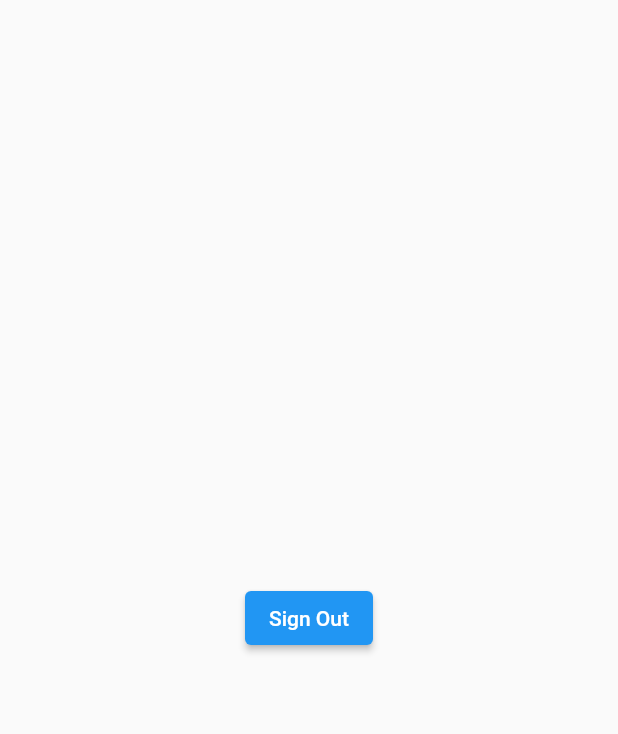
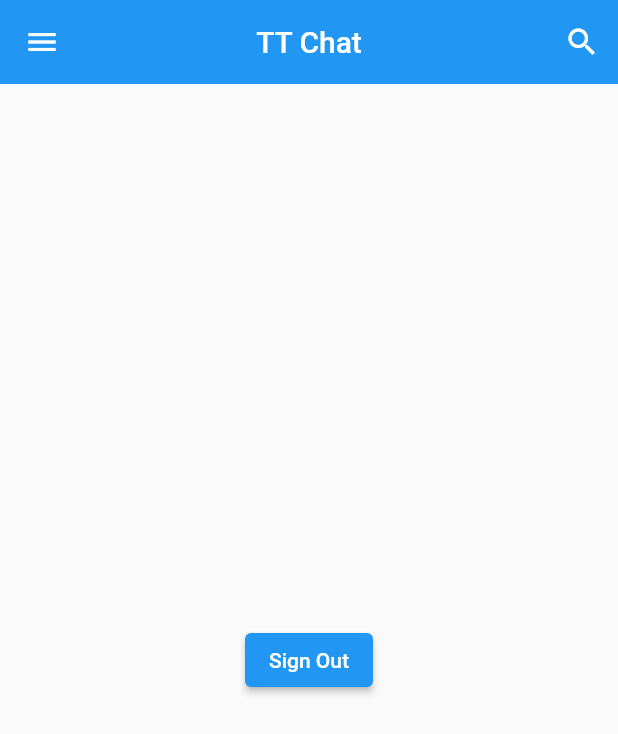
Before and after one commit to merajhossain028/group_chat_application, a Flutter app: the HomePage screen opened directly, on a phone screen of 412 x 824 dp. Shown: the top 734 px of the screen. Run offline on Flutter 3.47's test engine with Material 2 defaults, Android fonts, the phone set to English and light mode, and no system bars; our stand-ins replace cloud_firestore, firebase_auth, firebase_core, shared_preferences; accounts and stored records are empty.

Commit message:
home page ui

```diff
--- a/lib/helper/helper_function.dart
+++ b/lib/helper/helper_function.dart
@@ -29,4 +29,14 @@ class HelperFunction{
     SharedPreferences sf = await SharedPreferences.getInstance();
     return sf.getBool(userLoggedInKey);
   }
+
+  static Future <String?> getUserEmailFromStatus() async {
+    SharedPreferences sf = await SharedPreferences.getInstance();
+    return sf.getString(userEmailKey);
+  }
+
+  static Future <String?> getUserNameFromStatus() async {
+    SharedPreferences sf = await SharedPreferences.getInstance();
+    return sf.getString(userNameKey);
+  }
 }
--- a/lib/screens/auth/login_page.dart
+++ b/lib/screens/auth/login_page.dart
@@ -43,7 +43,7 @@ class _LoginPageState extends State<LoginPage> {
                         crossAxisAlignment: CrossAxisAlignment.center,
                         children: [
                           const Text(
-                            'Tecognize Training Group Chat',
+                            'TT Chat',
                             textAlign: TextAlign.center,
                             style: TextStyle(
                                 fontSize: 30,
--- a/lib/screens/auth/register_page.dart
+++ b/lib/screens/auth/register_page.dart
@@ -42,7 +42,7 @@ class _RegisterPageState extends State<RegisterPage> {
                         crossAxisAlignment: CrossAxisAlignment.center,
                         children: [
                           const Text(
-                            'Tecognize Training Group Chat',
+                            'TT Chat',
                             textAlign: TextAlign.center,
                             style: TextStyle(
                                 fontSize: 30,
--- a/lib/screens/home_page.dart
+++ b/lib/screens/home_page.dart
@@ -1,5 +1,10 @@
 import 'package:flutter/material.dart';
+import 'package:tt_group_chat/helper/helper_function.dart';
+import 'package:tt_group_chat/screens/auth/login_page.dart';
+import 'package:tt_group_chat/screens/profile_page.dart';
+import 'package:tt_group_chat/screens/search_page.dart';
 import 'package:tt_group_chat/service/auth_service.dart';
+import 'package:tt_group_chat/widgets/widgets.dart';
 
 class HomePage extends StatefulWidget {
   const HomePage({super.key});
@@ -9,15 +14,108 @@ class HomePage extends StatefulWidget {
 }
 
 class _HomePageState extends State<HomePage> {
+  String userName = '';
+  String email = '';
   AuthService authService = AuthService();
+
+  @override
+  void initState() {
+    // TODO: implement initState
+    super.initState();
+    gettingUserData();
+  }
+
+  gettingUserData() async {
+    await HelperFunction.getUserEmailFromStatus().then((value) {
+      setState(() {
+        email = value.toString();
+      });
+    });
+
+    await HelperFunction.getUserNameFromStatus().then((value) {
+      setState(() {
+        userName = value!;
+      });
+    });
+  }
+
   @override
   Widget build(BuildContext context) {
     return Scaffold(
+      appBar: AppBar(
+        actions: [
+          IconButton(
+              onPressed: () {
+                nextScreen(context, const SearchPage());
+              },
+              icon: const Icon(Icons.search)),
+        ],
+        elevation: 0,
+        centerTitle: true,
+        title: const Text(
+          'TT Chat',
+          style: TextStyle(
+            color: Colors.white,
+          ),
+        ),
+      ),
+      drawer: Drawer(
+        child: ListView(
+          padding: const EdgeInsets.symmetric(vertical: 50),
+          children: [
+            const Padding(
+              padding: EdgeInsets.symmetric(vertical: 8.0),
+              child: Icon(
+                Icons.account_circle,
+                size: 100,
+                color: Colors.grey,
+              ),
+            ),
+            Text(
+              userName,
+              textAlign: TextAlign.center,
+              style: const TextStyle(
+                fontSize: 20,
+                fontWeight: FontWeight.bold,
+              ),
+            ),
+            const SizedBox(
+              height: 30,
+            ),
+            const Divider(
+              height: 2,
+            ),
+            ListTile(
+              onTap: () {},
+              selectedColor: Theme.of(context).primaryColor,
+              selected: true,
+              leading: const Icon(Icons.group),
+              title: const Text('Groups'),
+            ),
+            ListTile(
+              onTap: () {
+                nextScreenReplace(context, const ProfilePage());
+              },
+              leading: const Icon(Icons.person),
+              title: const Text('Profile'),
+            ),
+            ListTile(
+              onTap: () async {
+                await authService.signOut();
+                HelperFunction.saveUserLoggedInStatus(false);
+                // ignore: use_build_context_synchronously
+                nextScreen(context, const LoginPage());
+              },
+              leading: const Icon(Icons.exit_to_app),
+              title: const Text('Logout'),
+            ),
+          ],
+        ),
+      ),
       body: Center(
         child: ElevatedButton(
           onPressed: () {
             authService.signOut();
-
           },
           child: const Text('Sign Out'),
         ),
```
Also changed, not shown: lib/screens/profile_page.dart (added, +21 -0 lines), lib/screens/search_page.dart (added, +19 -0 lines).
